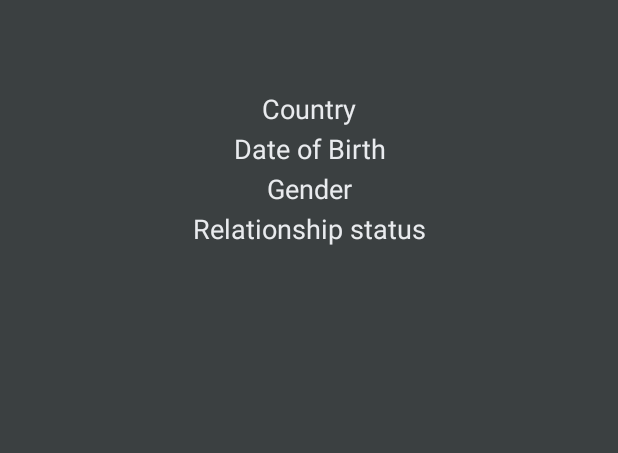
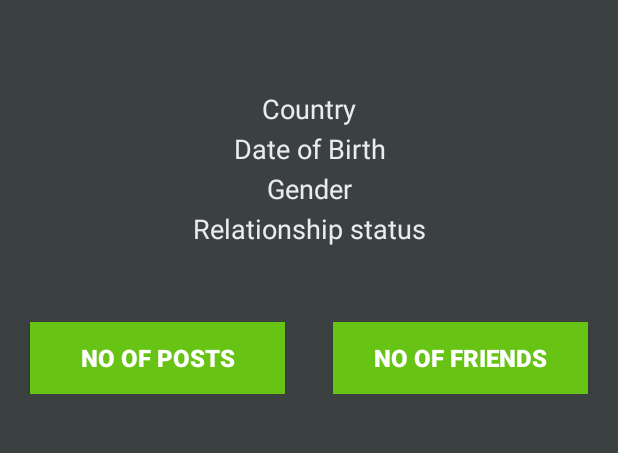
Before and after one commit to waqqas7/Trollify, an Android app: the ProfileActivity screen opened directly, with no data from a screen before it, on a phone screen of 412 x 824 dp, the part 611-1064 px from its top. Run offline under Robolectric (Android 15) with nearby library versions, the phone set to English and light mode, and no system bars; our stand-ins replace CircleImageView, Firebase (no records; nobody signed in at launch, a user with empty details on screens opened directly), Picasso.

Commit message:
Waqqas Commit Video#62

```diff
--- a/app/src/main/java/com/example/trollify/ProfileActivity.java
+++ b/app/src/main/java/com/example/trollify/ProfileActivity.java
@@ -3,7 +3,10 @@ package com.example.trollify;
 import androidx.annotation.NonNull;
 import androidx.appcompat.app.AppCompatActivity;
 
+import android.content.Intent;
 import android.os.Bundle;
+import android.view.View;
+import android.widget.Button;
 import android.widget.EditText;
 import android.widget.TextView;
 
@@ -24,6 +27,7 @@ public class ProfileActivity extends AppCompatActivity
 
     private DatabaseReference profileUserRef;
     private FirebaseAuth mAuth;
+    private Button MyPosts, MyFriends;
 
     private String currentUserId;
 
@@ -46,6 +50,25 @@ public class ProfileActivity extends AppCompatActivity
         userDOB = (TextView)findViewById(R.id.my_dob);
 
         userProfileImage = (CircleImageView)findViewById(R.id.my_profile_pic);
+
+        MyFriends = (Button) findViewById(R.id.my_friends_button);
+        MyPosts = (Button) findViewById(R.id.my_post_button);
+
+        MyFriends.setOnClickListener(new View.OnClickListener() {
+            @Override
+            public void onClick(View view)
+            {
+                SendUserToFriendsActivity();
+            }
+        });
+
+        MyPosts.setOnClickListener(new View.OnClickListener() {
+            @Override
+            public void onClick(View view)
+            {
+                SendUserToMyPostsActivity();
+            }
+        });
 
         profileUserRef.addValueEventListener(new ValueEventListener() {
             @Override
@@ -80,4 +103,16 @@ public class ProfileActivity extends AppCompatActivity
             }
         });
     }
+
+    private void SendUserToFriendsActivity()
+    {
+        Intent friendsIntent = new Intent(ProfileActivity.this, FriendsActivity.class);
+        startActivity(friendsIntent);
+    }
+
+    private void SendUserToMyPostsActivity()
+    {
+        Intent myPostsIntent = new Intent(ProfileActivity.this, MyPostsActivity.class);
+        startActivity(myPostsIntent);
+    }
 }
--- a/app/src/main/res/layout/activity_profile.xml
+++ b/app/src/main/res/layout/activity_profile.xml
@@ -111,6 +111,36 @@
                 android:textColor="@color/colorAccent"
                 android:textSize="18sp" />
 
+            <Button
+                android:id="@+id/my_post_button"
+                android:layout_width="170dp"
+                android:layout_height="wrap_content"
+                android:layout_alignParentBottom="true"
+                android:layout_alignParentStart="true"
+                android:layout_marginStart="20dp"
+                android:layout_marginTop="50dp"
+                android:text="No of Posts"
+                android:layout_below="@+id/my_relationship_status"
+                android:background="@color/colorPrimaryDark"
+                android:textSize="16sp"
+                android:textColor="@android:color/background_light"
+                android:textStyle="bold"/>
+
+            <Button
+                android:id="@+id/my_friends_button"
+                android:layout_width="170dp"
+                android:layout_height="wrap_content"
+                android:layout_alignParentBottom="true"
+                android:layout_alignParentEnd="true"
+                android:layout_marginEnd="20dp"
+                android:layout_marginTop="50dp"
+                android:text="No of Friends"
+                android:layout_below="@+id/my_relationship_status"
+                android:background="@color/colorPrimaryDark"
+                android:textSize="16sp"
+                android:textColor="@android:color/background_light"
+                android:textStyle="bold"/>
+
         </RelativeLayout>
 
     </ScrollView>
```
Also changed, not shown: app/src/main/AndroidManifest.xml (+8 -7 lines), app/src/main/java/com/example/trollify/MyPostsActivity.java (added, +14 -0 lines), app/src/main/res/layout/activity_my_posts.xml (added, +9 -0 lines).
